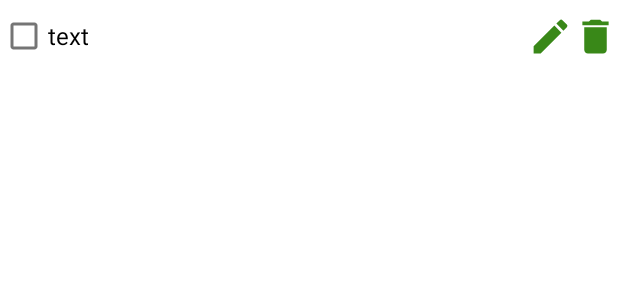
After one commit to HanYeop/TodoneList, an Android app: the layout todo_item.xml on its own in the app's theme, with its tools: preview values and no code run, on a phone screen of 412 x 824 dp. The commit adds this screen. Shown: the top 300 px of the screen. Run offline under Robolectric (Android 15) with nearby library versions, the phone set to English and light mode, and no system bars.

Commit message:
TodoList 리싸이클러뷰 추가, 커스텀다이얼로그 레이아웃 만들기

```diff
--- /dev/null
+++ b/app/src/main/res/drawable/ic_baseline_delete_24.xml
@@ -0,0 +1,10 @@
+<vector xmlns:android="http://schemas.android.com/apk/res/android"
+    android:width="2dp"
+    android:height="2dp"
+    android:viewportWidth="24"
+    android:viewportHeight="24"
+    android:tint="?attr/colorControlNormal">
+  <path
+      android:fillColor="@android:color/white"
+      android:pathData="M6,19c0,1.1 0.9,2 2,2h8c1.1,0 2,-0.9 2,-2V7H6v12zM19,4h-3.5l-1,-1h-5l-1,1H5v2h14V4z"/>
+</vector>
--- /dev/null
+++ b/app/src/main/res/layout/todo_item.xml
@@ -0,0 +1,41 @@
+<?xml version="1.0" encoding="utf-8"?>
+<LinearLayout xmlns:android="http://schemas.android.com/apk/res/android"
+    xmlns:app="http://schemas.android.com/apk/res-auto"
+    android:layout_width="match_parent"
+    android:layout_height="wrap_content"
+    android:orientation="vertical">
+
+    <androidx.constraintlayout.widget.ConstraintLayout
+        android:layout_width="match_parent"
+        android:layout_height="match_parent">
+
+        <CheckBox
+            android:id="@+id/memoCheckBox"
+            android:layout_width="0dp"
+            android:layout_height="wrap_content"
+            android:text="text"
+            android:textSize="16sp"
+            app:layout_constraintStart_toStartOf="parent"
+            app:layout_constraintTop_toTopOf="parent"
+            app:layout_constraintEnd_toStartOf="@+id/updateButton"/>
+
+        <Button
+            android:id="@+id/updateButton"
+            android:layout_width="30dp"
+            android:layout_height="30dp"
+            android:background="@drawable/ic_baseline_edit_24"
+            app:layout_constraintBottom_toBottomOf="parent"
+            app:layout_constraintEnd_toStartOf="@+id/deleteButton"
+            app:layout_constraintTop_toTopOf="parent" />
+
+        <Button
+            android:id="@+id/deleteButton"
+            android:layout_width="30dp"
+            android:layout_height="30dp"
+            android:background="@drawable/ic_baseline_delete_24"
+            android:text="Button"
+            app:layout_constraintBottom_toBottomOf="parent"
+            app:layout_constraintEnd_toEndOf="parent"
+            app:layout_constraintTop_toTopOf="parent" />
+    </androidx.constraintlayout.widget.ConstraintLayout>
+</LinearLayout>
--- /dev/null
+++ b/app/src/main/res/values-night/colors.xml
@@ -0,0 +1,5 @@
+<?xml version="1.0" encoding="utf-8"?>
+<resources>
+    <color name="primaryColor">#9A6AD5</color>
+    <color name="backgroundColor">#FF000000</color>
+</resources>
--- a/app/src/main/res/values-night/themes.xml
+++ b/app/src/main/res/values-night/themes.xml
@@ -2,7 +2,7 @@
     <!-- Base application theme. -->
     <style name="Theme.TodoneList" parent="Theme.MaterialComponents.DayNight.DarkActionBar">
         <!-- Primary brand color. -->
-        <item name="colorPrimary">@color/purple_200</item>
+        <item name="colorPrimary">@color/primaryColor</item>
         <item name="colorPrimaryVariant">@color/purple_700</item>
         <item name="colorOnPrimary">@color/black</item>
         <!-- Secondary brand color. -->
--- a/app/src/main/res/values/colors.xml
+++ b/app/src/main/res/values/colors.xml
@@ -7,4 +7,7 @@
     <color name="teal_700">#FF018786</color>
     <color name="black">#FF000000</color>
     <color name="white">#FFFFFFFF</color>
+
+    <color name="primaryColor">#398818</color>
+    <color name="backgroundColor">#FFFFFFFF</color>
 </resources>
--- a/app/src/main/res/values/strings.xml
+++ b/app/src/main/res/values/strings.xml
@@ -1,5 +1,3 @@
 <resources>
     <string name="app_name">TodoneList</string>
-    <!-- TODO: Remove or change this placeholder text -->
-    <string name="hello_blank_fragment">Hello blank fragment</string>
 </resources>
--- a/app/src/main/res/values/themes.xml
+++ b/app/src/main/res/values/themes.xml
@@ -2,7 +2,7 @@
     <!-- Base application theme. -->
     <style name="Theme.TodoneList" parent="Theme.MaterialComponents.DayNight.DarkActionBar">
         <!-- Primary brand color. -->
-        <item name="colorPrimary">@color/purple_500</item>
+        <item name="colorPrimary">@color/primaryColor</item>
         <item name="colorPrimaryVariant">@color/purple_700</item>
         <item name="colorOnPrimary">@color/white</item>
         <!-- Secondary brand color. -->
```
Also changed, not shown: app/src/main/java/com/hanyeop/TodoneList/UI/dialog/MyCustomDialog.kt (added, +19 -0 lines), app/src/main/java/com/hanyeop/TodoneList/UI/fragment/TodoListFragment.kt (+21 -14 lines), app/src/main/java/com/hanyeop/TodoneList/adapter/TodoAdapter.kt (added, +41 -0 lines), app/src/main/res/drawable/rounded_corner.xml (added, +11 -0 lines), app/src/main/res/layout/fragment_todo_list.xml (+5 -7 lines), app/src/main/res/layout/layout_dialog.xml (added, +54 -0 lines).
